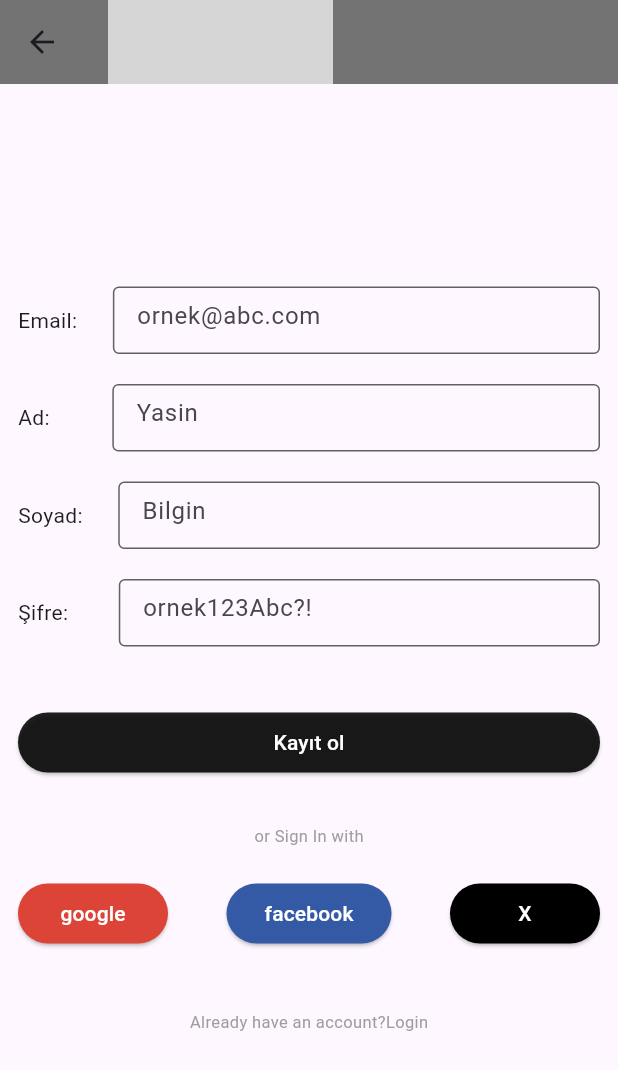
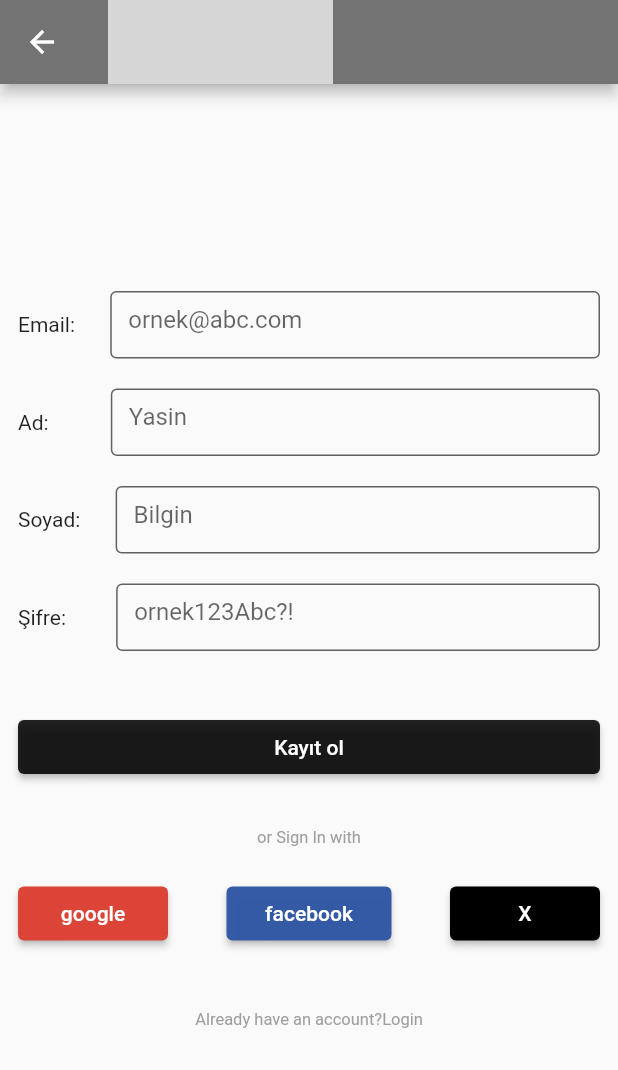
Before and after one commit to Macellan02/passolig, a Flutter app: the screen it shows after launch, after a tap on the "person" icon, on a phone screen of 412 x 824 dp. Shown: the top 1070 px of the screen. Run offline on Flutter 3.47's test engine with Material 3 defaults, Android fonts, the light colour scheme and no system bars; our stand-ins replace gap, shared_preferences; grey boxes are pictures that could not be loaded.

Commit message:
zeynepe sormadan değiştiklerim

```diff
--- a/lib/main.dart
+++ b/lib/main.dart
@@ -21,11 +21,11 @@ class MyApp extends StatelessWidget {
         '/login': (context) => LoginScreen(),
         '/register': (context) => UserScreen(),
       },
-      //themeMode: ThemeMode.light,
+      themeMode: ThemeMode.light,
       theme: ThemeData(
-          useMaterial3: true,
-          colorScheme: ColorScheme.fromSeed(seedColor: Colors.deepPurple)),
-      //darkTheme: ThemeData.dark(),
+        useMaterial3: false,
+      ),
+      darkTheme: ThemeData.dark(),
       home: const HomeScreen(),
     );
   }
--- a/lib/screens/drawer.dart
+++ b/lib/screens/drawer.dart
@@ -101,7 +101,7 @@ class _Drawer1State extends State<Drawer1> {
                 expanded: false,
               ),
               // Definition
-              /* Padding(
+              Padding(
                 padding: const EdgeInsets.symmetric(
                     horizontal: 12.0, vertical: 12.0),
                 child: Text(
@@ -146,7 +146,7 @@ class _Drawer1State extends State<Drawer1> {
                   ],
                 ),
               ),
- */
+
               MenuTile1(
                 title: 'Destek',
                 icon: Icon(Icons.support_agent, size: 18),
```
Also changed, not shown: assets/images/home_screen.jpg (added).
